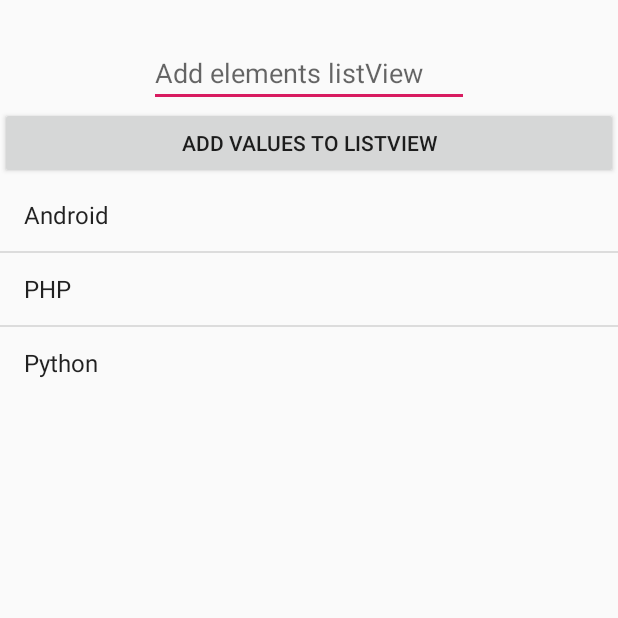
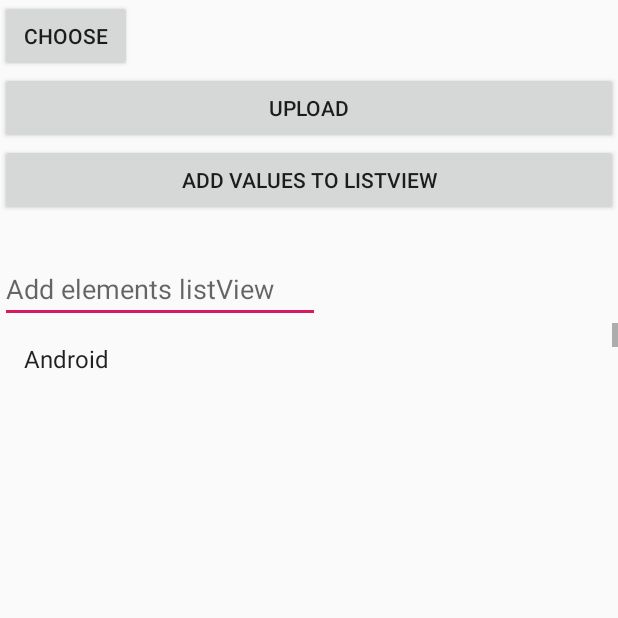
Before and after one commit to sulemanahmed-cyber/MY_MRCE_APP, an Android app: the assignments screen opened directly, with no data from a screen before it, on a phone screen of 412 x 824 dp, the top half of it. Run offline under Robolectric (Android 15) with nearby library versions, the phone set to English and light mode, and no system bars; our stand-ins replace Firebase (no records; nobody signed in at launch, a user with empty details on screens opened directly), sdp/ssp sizes; Roboto replaces fonts that are not available here.

Commit message:
upload feature added

```diff
--- a/app/src/main/java/com/test/mymrceapp/assignments.java
+++ b/app/src/main/java/com/test/mymrceapp/assignments.java
@@ -1,24 +1,49 @@
 package com.test.mymrceapp;
 
+import androidx.annotation.NonNull;
+import androidx.annotation.Nullable;
 import androidx.appcompat.app.AppCompatActivity;
 
+import android.app.ProgressDialog;
+import android.content.Context;
+import android.content.Intent;
+import android.graphics.Bitmap;
+import android.net.Uri;
 import android.os.Bundle;
+import android.provider.ContactsContract;
+import android.provider.MediaStore;
 import android.view.View;
 import android.widget.AdapterView;
 import android.widget.ArrayAdapter;
 import android.widget.Button;
 import android.widget.EditText;
+import android.widget.ImageView;
 import android.widget.ListView;
 import android.widget.Toast;
 
+import com.google.android.gms.tasks.OnFailureListener;
+import com.google.android.gms.tasks.OnSuccessListener;
+import com.google.firebase.storage.FirebaseStorage;
+import com.google.firebase.storage.OnProgressListener;
+import com.google.firebase.storage.StorageReference;
+import com.google.firebase.storage.UploadTask;
+import com.google.firebase.FirebaseApp;
+
+import java.io.IOException;
 import java.util.ArrayList;
 import java.util.Arrays;
 import java.util.List;
+import java.util.UUID;
 
-public class assignments extends AppCompatActivity {
+public class assignments extends AppCompatActivity  {
 
+    private static final int PICK_IMAGE_REQUEST = 234;
     ListView listview;
     Button addButton;
+    private ImageView imageView;
+    private Button buttonChoose, buttonUpload;
+    private Uri filepath;
+    private StorageReference storageReference;
     EditText GetValue;
     String[] ListElements = new String[] {
             "Android",
@@ -31,10 +56,20 @@ public class assignments extends AppCompatActivity {
         super.onCreate(savedInstanceState);
         setContentView(R.layout.activity_assignments);
 
+        imageView=(ImageView) findViewById(R.id.imageView);
+        buttonChoose=(Button) findViewById(R.id.buttonChoose);
+        buttonUpload=(Button) findViewById(R.id.buttonUpload);
 
+         storageReference=FirebaseStorage.getInstance().getReference();
         listview = findViewById(R.id.listView1);
         addButton = findViewById(R.id.button1);
         GetValue = findViewById(R.id.editText1);
+
+           /*buttonChoose.setOnClickListener(this);
+           buttonUpload.setOnClickListener(this);*/
+
+
+
 
         final List<String> ListElementsArrayList = new ArrayList<>(Arrays.asList(ListElements));
         final ArrayAdapter<String> adapter = new ArrayAdapter<>
@@ -78,5 +113,98 @@ public class assignments extends AppCompatActivity {
                 adapter.notifyDataSetChanged();
             }
         });
+        buttonChoose.setOnClickListener(new View.OnClickListener() {
+            @Override
+            public void onClick(View v) {
+                showFileChooser();
+            }
+        });
+
+        buttonUpload.setOnClickListener(new View.OnClickListener() {
+            @Override
+            public void onClick(View v) {
+                uploadFile();
+            }
+        });
     }
+
+
+    private void showFileChooser(){
+       Intent intent= new Intent();
+       intent.setType("image/*");
+       intent.setAction(Intent.ACTION_GET_CONTENT);
+       startActivityForResult(Intent.createChooser(intent,"select an image"), PICK_IMAGE_REQUEST);
+
+    }
+
+    /*@Override
+    public void onClick(View v) {
+        if (view == buttonChoose){
+            //open chooser
+            showFileChooser();
+            }
+        else if (view == buttonUpload){
+            //upload to firebase storage
+        }
+
+    }*/
+
+
+    @Override
+    protected void onActivityResult(int requestCode, int resultCode, @Nullable Intent data) {
+        super.onActivityResult(requestCode, resultCode, data);
+
+
+        if (requestCode==PICK_IMAGE_REQUEST && resultCode==RESULT_OK && data != null && data.getData()!=null)
+        {
+                filepath=data.getData();
+
+            try {
+                Bitmap bitmap= MediaStore.Images.Media.getBitmap(getContentResolver(),filepath);
+                imageView.setImageBitmap(bitmap);
+
+            } catch (IOException e) {
+                e.printStackTrace();
+            }
+        }
+
+    }
+
+    private void uploadFile(){
+
+        if (filepath!=null){
+
+        Context context;
+        final ProgressDialog progressDialog= new ProgressDialog(this);
+        progressDialog.setTitle("Uploading..");
+        progressDialog.show();
+        StorageReference riversRef = storageReference.child("images/"+ UUID.randomUUID().toString());
+        riversRef.putFile(filepath)
+                .addOnSuccessListener(new OnSuccessListener<UploadTask.TaskSnapshot>() {
+                    @Override
+                    public void onSuccess(UploadTask.TaskSnapshot taskSnapshot) {
+                       progressDialog.dismiss();
+                        Toast.makeText(assignments.this, "File Uploaded", Toast.LENGTH_SHORT).show();
+                          }
+                })
+                .addOnFailureListener(new OnFailureListener() {
+                    @Override
+                    public void onFailure(@NonNull Exception exception) {
+                         progressDialog.dismiss();
+                    }
+                })
+                 .addOnProgressListener(new OnProgressListener<UploadTask.TaskSnapshot>() {
+                     @Override
+                     public void onProgress(UploadTask.TaskSnapshot taskSnapshot) {
+                         double progress= (100.0*taskSnapshot.getBytesTransferred())/taskSnapshot.getTotalByteCount();
+                         progressDialog.setMessage(((int)progress)+"% Uploaded..");
+                     }
+                 });
+        ;
+        }
+        else{
+
+        }
+    }
+
 }
--- a/app/src/main/res/layout/activity_assignments.xml
+++ b/app/src/main/res/layout/activity_assignments.xml
@@ -1,11 +1,42 @@
 <?dxml version="1.0" encoding="utf-8"?>
-<RelativeLayout
+<ScrollView android:layout_width="match_parent"
+    android:layout_height="match_parent"
     xmlns:android="http://schemas.android.com/apk/res/android"
     xmlns:app="http://schemas.android.com/apk/res-auto"
     xmlns:tools="http://schemas.android.com/tools"
-    android:layout_width="match_parent"
-    android:layout_height="match_parent"
-    tools:context=".assignments">
+    tools:context=".assignments"
+    >
+
+    <LinearLayout
+        android:id="@+id/LinearLayout"
+        android:orientation="vertical"
+        android:layout_width="match_parent"
+        android:layout_height="match_parent">
+
+
+        <Button
+            android:id="@+id/buttonChoose"
+            android:layout_width="wrap_content"
+            android:layout_height="wrap_content"
+            android:layout_below="@+id/editText1"
+            android:layout_centerHorizontal="true"
+            android:text="Choose" />
+
+
+        <Button
+            android:id="@+id/buttonUpload"
+            android:layout_width="fill_parent"
+            android:layout_height="wrap_content"
+            android:layout_centerHorizontal="true"
+            android:text="Upload" />
+
+        <ImageView
+            android:id="@+id/imageView"
+            android:layout_width="wrap_content"
+            android:layout_height="wrap_content"/>
+
+
+
     <Button
         android:id="@+id/button1"
         android:layout_width="fill_parent"
@@ -31,4 +62,6 @@
         android:layout_below="@+id/button1"
         android:layout_centerHorizontal="true" >
     </ListView>
-</RelativeLayout>
+</LinearLayout>
+
+</ScrollView>
```
Also changed, not shown: app/build.gradle (+11 -8 lines), app/src/main/java/com/test/mymrceapp/MainActivity.java (line endings or trailing spaces), 1 other file.
